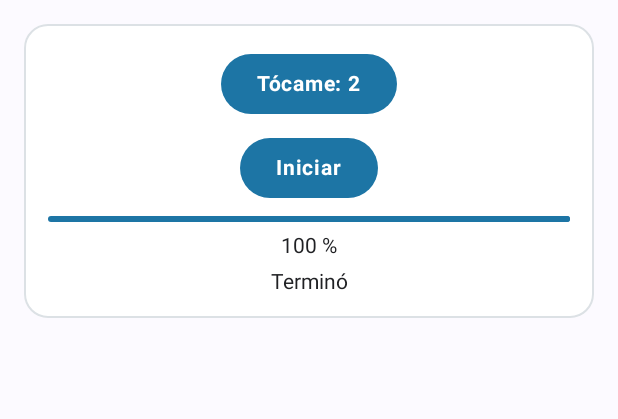
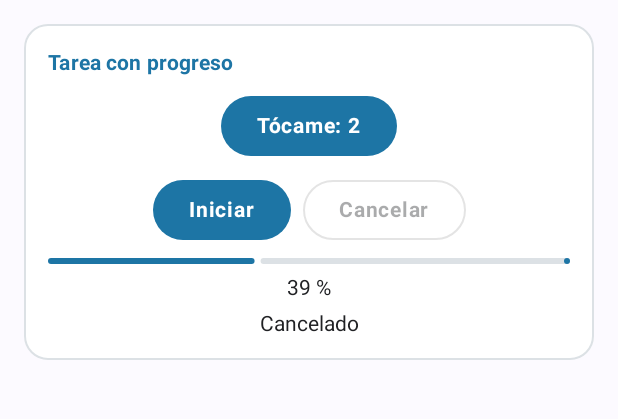
Before and after one commit to angieio/CentroTareas, an Android app built with Jetpack Compose: the screen it shows after launch (MainActivity), after a tap on an icon or button, on a phone screen of 412 x 824 dp, the part 96-515 px from its top. Run offline under Robolectric (Android 15) with nearby library versions, the phone set to English and light mode, and no system bars; 3 other taps on this screen came first.

Commit message:
feat(cancelar): permite cancelar la tarea con Job

```diff
--- a/app/src/main/java/com/tecsup/centrotareas/ui/PantallaTareas.kt
+++ b/app/src/main/java/com/tecsup/centrotareas/ui/PantallaTareas.kt
@@ -3,16 +3,19 @@ package com.tecsup.centrotareas.ui
 import androidx.compose.foundation.BorderStroke
 import androidx.compose.foundation.layout.Arrangement
 import androidx.compose.foundation.layout.Column
+import androidx.compose.foundation.layout.Row
 import androidx.compose.foundation.layout.fillMaxSize
 import androidx.compose.foundation.layout.fillMaxWidth
 import androidx.compose.foundation.layout.padding
 import androidx.compose.foundation.shape.RoundedCornerShape
 import androidx.compose.material3.Button
+import androidx.compose.material3.ButtonDefaults
 import androidx.compose.material3.Card
 import androidx.compose.material3.CardDefaults
 import androidx.compose.material3.ExperimentalMaterial3Api
 import androidx.compose.material3.LinearProgressIndicator
 import androidx.compose.material3.MaterialTheme
+import androidx.compose.material3.OutlinedButton
 import androidx.compose.material3.Scaffold
 import androidx.compose.material3.Text
 import androidx.compose.material3.TopAppBar
@@ -37,6 +40,7 @@ fun PantallaTareas(
     val mensaje by viewModel.mensaje.collectAsState()
     var toques by remember { mutableStateOf(0) }
     val progreso by viewModel.progreso.collectAsState()
+    val corriendo by viewModel.corriendo.collectAsState()
 
 
     Scaffold(
@@ -81,21 +85,57 @@ fun PantallaTareas(
                     horizontalAlignment = Alignment.CenterHorizontally,
                     verticalArrangement = Arrangement.spacedBy(8.dp)
                 ) {
+                    Text(
+                        text = "Tarea con progreso",
+                        modifier = Modifier.fillMaxWidth(),
+                        color = MaterialTheme.colorScheme.primary,
+                        style = MaterialTheme.typography.titleSmall,
+                        fontWeight = androidx.compose.ui.text.font.FontWeight.Bold
+                    )
+
                     Button(
                         onClick = { toques++ }
                     ) {
                         Text("Tócame: $toques")
                     }
 
-                    Button(
-                        onClick = { viewModel.tareaLarga() }
+                    Row(
+                        horizontalArrangement = Arrangement.spacedBy(8.dp)
                     ) {
-                        Text("Iniciar")
+                        Button(
+                            onClick = { viewModel.tareaLarga() },
+                            enabled = !corriendo
+                        ) {
+                            Text("Iniciar")
+                        }
+
+                        OutlinedButton(
+                            onClick = { viewModel.cancelar() },
+                            enabled = corriendo,
+                            colors = ButtonDefaults.outlinedButtonColors(
+                                contentColor = MaterialTheme.colorScheme.primary,
+                                disabledContentColor = MaterialTheme.colorScheme.onSurface
+                                    .copy(alpha = 0.38f)
+                            ),
+                            border = BorderStroke(
+                                width = 1.dp,
+                                color = if (corriendo) {
+                                    MaterialTheme.colorScheme.primary
+                                } else {
+                                    MaterialTheme.colorScheme.onSurface.copy(alpha = 0.12f)
+                                }
+                            )
+                        ) {
+                            Text("Cancelar")
+                        }
                     }
 
                     LinearProgressIndicator(
                         progress = { progreso },
-                        modifier = Modifier.fillMaxWidth()
+                        modifier = Modifier.fillMaxWidth(),
+                        color = MaterialTheme.colorScheme.primary,
+                        trackColor = MaterialTheme.colorScheme.outline,
+                        strokeCap = androidx.compose.ui.graphics.StrokeCap.Round
                     )
 
                     Text(
--- a/app/src/main/java/com/tecsup/centrotareas/viewmodel/TareasViewModel.kt
+++ b/app/src/main/java/com/tecsup/centrotareas/viewmodel/TareasViewModel.kt
@@ -13,16 +13,25 @@ import kotlinx.coroutines.flow.asStateFlow
 import kotlinx.coroutines.launch
 import kotlinx.coroutines.withContext
 import kotlinx.coroutines.delay
+import kotlinx.coroutines.Job
 
 class TareasViewModel(private val repo: TareasRepository) : ViewModel() {
-    // ----- Tarea con progreso (pasos 1 a 4)
     private val _mensaje = MutableStateFlow("Listo")
     val mensaje: StateFlow<String> = _mensaje.asStateFlow()
     private val _progreso = MutableStateFlow(0f)
     val progreso: StateFlow<Float> = _progreso.asStateFlow()
+    private var trabajo: Job? = null
+
+    private val _corriendo = MutableStateFlow(false)
+    val corriendo: StateFlow<Boolean> = _corriendo.asStateFlow()
 
     fun tareaLarga() {
-        viewModelScope.launch {
+        if (_corriendo.value) return
+
+        _corriendo.value = true
+
+        trabajo = viewModelScope.launch {
+            try {
                 _progreso.value = 0f
                 _mensaje.value = "Trabajando..."
 
@@ -49,9 +58,18 @@ class TareasViewModel(private val repo: TareasRepository) : ViewModel() {
                 )
 
                 _mensaje.value = "Terminó"
+            } finally {
+                _corriendo.value = false
             }
         }
-// TODO Paso 4: trabajo (Job), corriendo y cancelar()
+    }
+
+    fun cancelar() {
+        if (!_corriendo.value) return
+
+        trabajo?.cancel()
+        _mensaje.value = "Cancelado"
+    }
 // ----- Contar primos (paso 5)
     private val _primos = MutableStateFlow<PrimosUi>(PrimosUi.Inicial)
     val primos: StateFlow<PrimosUi> = _primos.asStateFlow()
```
Lines whose indentation alone changed are shown as unchanged.
